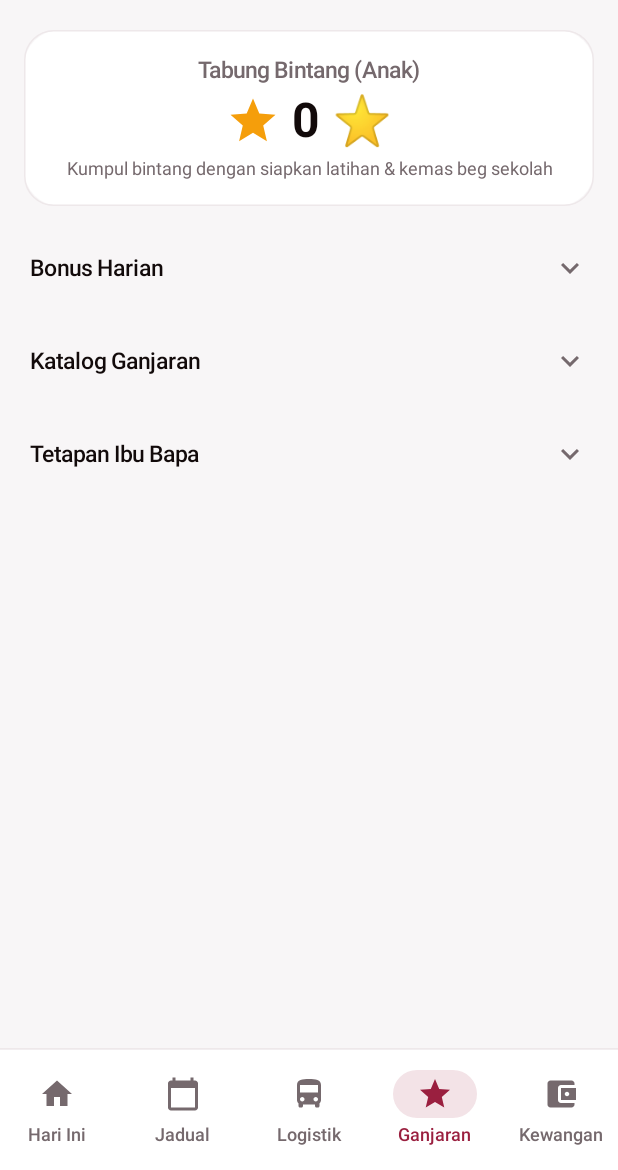
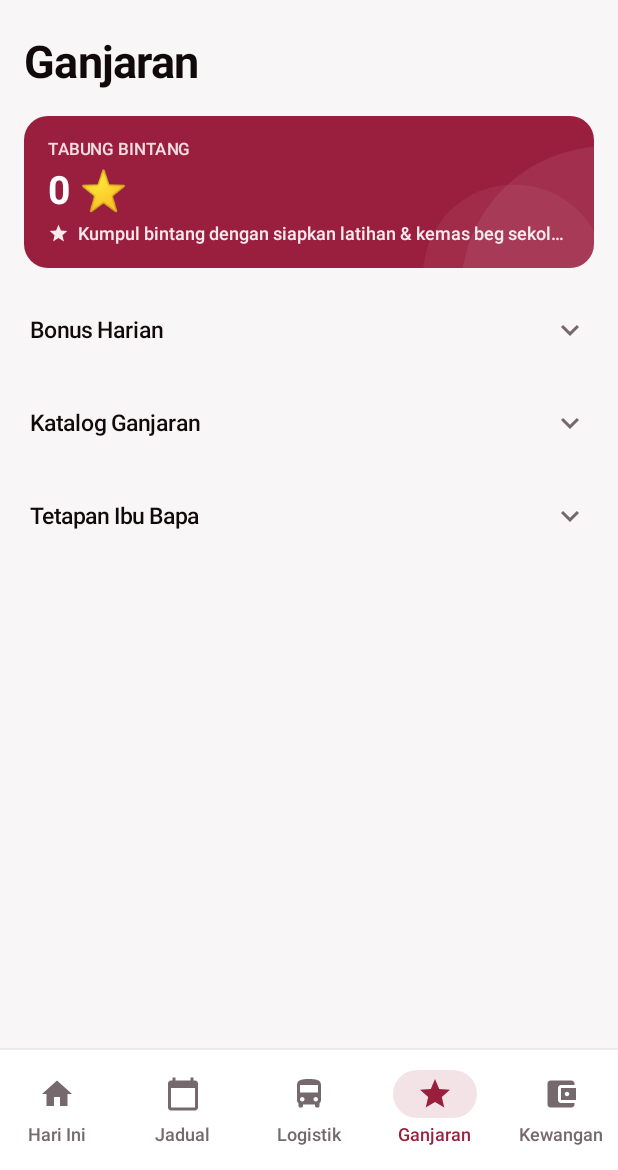
Before and after one commit to manaphassan/Slotify, an Android app built with Jetpack Compose: the RewardVaultScreen screen opened through its navigation route, after a tap on "Katalog Ganjaran", on a phone screen of 412 x 824 dp, the part 66-1236 px from its top. Run offline under Robolectric (Android 15) with nearby library versions, the phone set to English and light mode, and no system bars; 1 statement that could not run was skipped; 1 other tap on this screen came first.

Commit message:
Add screen titles and hero balance to the remaining tabs

```diff
--- a/app/src/main/java/my/slotify/app/feature/finance/FinanceScreen.kt
+++ b/app/src/main/java/my/slotify/app/feature/finance/FinanceScreen.kt
@@ -49,6 +49,7 @@ import java.time.format.DateTimeFormatter
 import java.util.UUID
 import my.slotify.app.core.designsystem.component.slotifySection
 import androidx.compose.runtime.saveable.rememberSaveable
+import my.slotify.app.core.designsystem.component.SlotifyScreenTitle
 
 // ── Finance screen — Room-backed with Tabung Maya, Fee Management & Takwim KPM ──
 
@@ -106,6 +107,19 @@ fun FinanceScreen(
             .padding(horizontal = 10.dp, vertical = 6.dp),
         verticalArrangement = Arrangement.spacedBy(8.dp)
     ) {
+        item {
+            val lang = LocalAppLanguage.current
+            val month = remember(lang) {
+                java.time.LocalDate.now().format(
+                    java.time.format.DateTimeFormatter.ofPattern(
+                        "MMMM yyyy",
+                        if (lang == AppLanguage.EN) java.util.Locale.ENGLISH else java.util.Locale.forLanguageTag("ms-MY")
+                    )
+                ).replaceFirstChar { it.uppercase() }
+            }
+            SlotifyScreenTitle(title = strings.finance, subtitle = month)
+        }
+
         // Celebration Banner when converting savings to stars
         if (celebrationMessage != null) {
             item {
--- a/app/src/main/java/my/slotify/app/feature/profile/StudentProfileScreen.kt
+++ b/app/src/main/java/my/slotify/app/feature/profile/StudentProfileScreen.kt
@@ -39,6 +39,7 @@ import kotlinx.coroutines.launch
 import java.util.UUID
 import my.slotify.app.core.designsystem.component.slotifySection
 import androidx.compose.runtime.saveable.rememberSaveable
+import my.slotify.app.core.designsystem.component.SlotifyScreenTitle
 
 // Fix 1.4: Mask child national ID — show only last 4 digits by default
 private fun String.maskMyKid(): String {
@@ -100,6 +101,8 @@ fun StudentProfileScreen(
             .padding(horizontal = 14.dp, vertical = 10.dp),
         verticalArrangement = Arrangement.spacedBy(12.dp)
     ) {
+        item { SlotifyScreenTitle(title = strings.profile, subtitle = strings.profileSubtitle) }
+
         // Child switcher and edit button
         item {
             Row(verticalAlignment = Alignment.CenterVertically) {
--- a/app/src/main/java/my/slotify/app/feature/rewards/RewardVaultScreen.kt
+++ b/app/src/main/java/my/slotify/app/feature/rewards/RewardVaultScreen.kt
@@ -46,6 +46,9 @@ import my.slotify.app.core.designsystem.theme.strings
 import my.slotify.app.core.security.PinManager
 import my.slotify.app.core.designsystem.component.slotifySection
 import androidx.compose.runtime.saveable.rememberSaveable
+import my.slotify.app.core.designsystem.component.HeroCard
+import my.slotify.app.core.designsystem.component.HeroMetaLine
+import my.slotify.app.core.designsystem.component.SlotifyScreenTitle
 
 data class RewardCatalogItem(
     /** Stable, non-localised identifier (list key); [title]/[description] are display copy. */
@@ -124,47 +127,15 @@ fun RewardVaultScreen(
             .padding(horizontal = 16.dp, vertical = 12.dp),
         verticalArrangement = Arrangement.spacedBy(14.dp)
     ) {
-        // Star Balance Card
+        item { SlotifyScreenTitle(title = strings.rewards, subtitle = selectedStudent?.nickname) }
+
+        // Star balance
         item {
-            Box(
-                modifier = Modifier
-                    .fillMaxWidth()
-                    .neumorphic(elevation = NeumorphicElevation.HIGH, cornerRadius = 20.dp)
-                    .background(SlotifyColors.SurfaceCard, SlotifyShapes.XLarge)
-                    .padding(18.dp)
+            HeroCard(
+                label = strings.starTabungTitle.uppercase(),
+                title = "${selectedStudent?.starCoinsBalance ?: 0} ⭐"
             ) {
-                Column(
-                    modifier = Modifier.fillMaxWidth(),
-                    horizontalAlignment = Alignment.CenterHorizontally,
-                    verticalArrangement = Arrangement.spacedBy(6.dp)
-                ) {
-                    Text(
-                        text = "${strings.starTabungTitle} (${selectedStudent?.nickname ?: strings.childFallback})",
-                        style = MaterialTheme.typography.titleMedium.copy(fontWeight = FontWeight.Medium),
-                        color = SlotifyColors.TextSecondary
-                    )
-                    Row(verticalAlignment = Alignment.CenterVertically) {
-                        Icon(
-                            Icons.Default.Star,
-                            contentDescription = null,
-                            tint = SlotifyColors.MathAmber,
-                            modifier = Modifier.size(36.dp)
-                        )
-                        Spacer(Modifier.width(8.dp))
-                        Text(
-                            text = "${selectedStudent?.starCoinsBalance ?: 0} ⭐",
-                            fontSize = 32.sp,
-                            fontWeight = FontWeight.Bold,
-                            color = SlotifyColors.TextPrimary
-                        )
-                    }
-                    Text(
-                        text = strings.starTabungSubtitle,
-                        style = MaterialTheme.typography.bodySmall,
-                        textAlign = TextAlign.Center,
-                        color = SlotifyColors.TextSecondary
-                    )
-                }
+                HeroMetaLine(Icons.Default.Star, strings.starTabungSubtitle)
             }
         }
 
```
